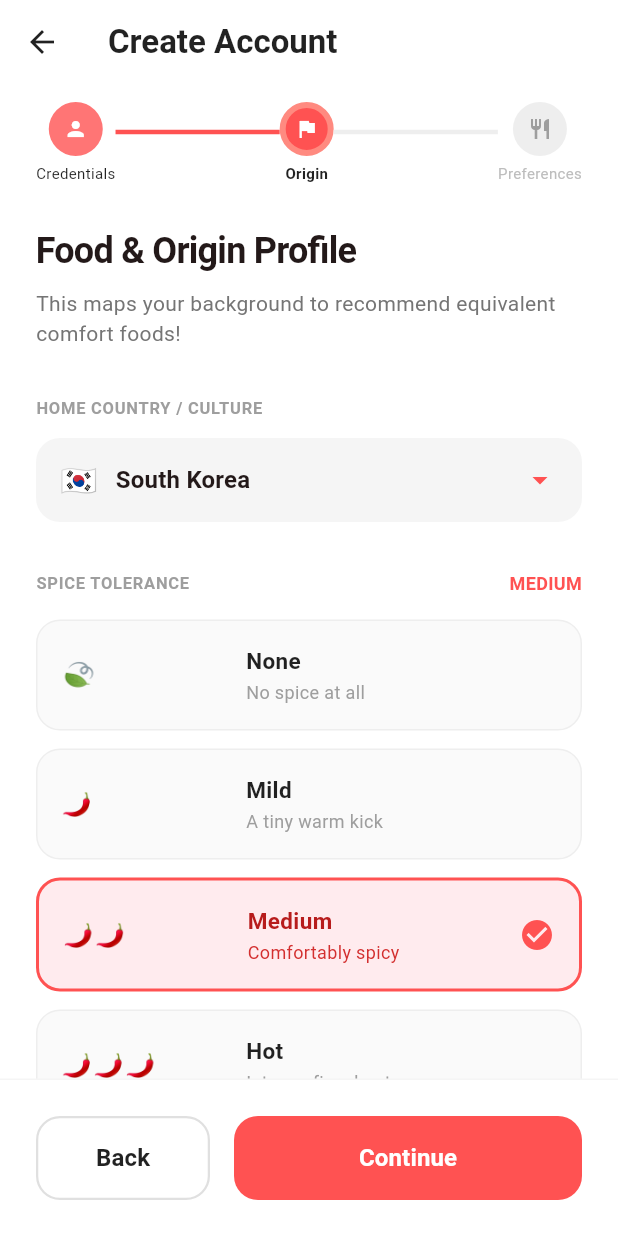
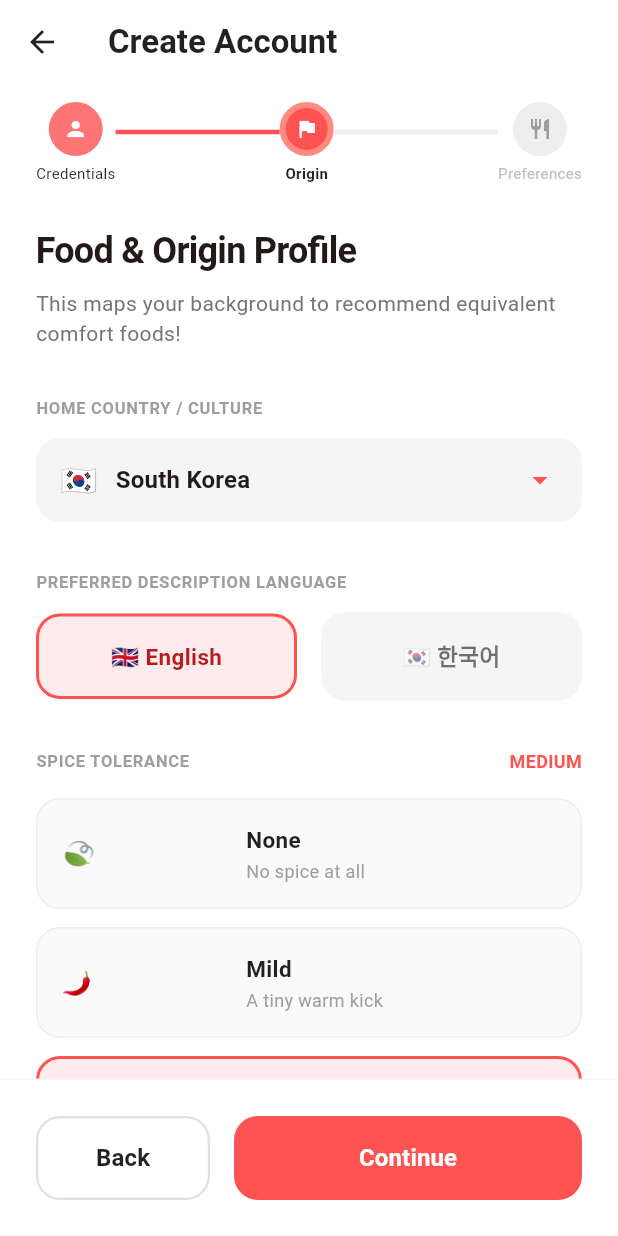
Before and after one commit to Enkhbayar123/handong_eats, a Flutter app: the SignUpScreen screen opened directly, swiped to page 2, on a phone screen of 412 x 824 dp. Run offline on Flutter 3.47's test engine with Material 3 defaults, Android fonts, the phone set to English and light mode, and no system bars; our stand-ins replace cloud_firestore, firebase_core, google_generative_ai; accounts and stored records are empty; network calls fail.

Commit message:
feat: add preferred description language choice to sign-up and profile, customize Gemini food descriptions

```diff
--- a/lib/models/models.dart
+++ b/lib/models/models.dart
@@ -15,6 +15,7 @@ class UserModel {
   final String country;
   final String spiceTolerance;
   final List<String> preferredTastes;
+  final String preferredLanguage;
 
   UserModel({
     required this.uid,
@@ -29,6 +30,7 @@ class UserModel {
     this.country = 'South Korea',
     this.spiceTolerance = 'Medium',
     this.preferredTastes = const [],
+    this.preferredLanguage = 'English',
   });
 
   factory UserModel.fromFirestore(DocumentSnapshot doc) {
@@ -46,6 +48,7 @@ class UserModel {
       country: data['country'] ?? 'South Korea',
       spiceTolerance: data['spiceTolerance'] ?? 'Medium',
       preferredTastes: List<String>.from(data['preferredTastes'] ?? []),
+      preferredLanguage: data['preferredLanguage'] ?? 'English',
     );
   }
 
@@ -62,6 +65,7 @@ class UserModel {
       'country': country,
       'spiceTolerance': spiceTolerance,
       'preferredTastes': preferredTastes,
+      'preferredLanguage': preferredLanguage,
     };
   }
 }
--- a/lib/screens/dish_detail_screen.dart
+++ b/lib/screens/dish_detail_screen.dart
@@ -39,6 +39,7 @@ class _DishDetailScreenState extends State<DishDetailScreen> {
       final dietaryLabels = user?.dietaryLabels ?? [];
       final allergies = user?.allergies ?? [];
       final preferredTastes = user?.preferredTastes ?? [];
+      final preferredLanguage = user?.preferredLanguage ?? 'English';
 
       final dishName = widget.dish.name;
 
@@ -65,6 +66,11 @@ class _DishDetailScreenState extends State<DishDetailScreen> {
         prompt += ' The user prefers these flavor notes: ${preferredTastes.join(", ")}. '
             'Highlight how this dish matches or fits these favorite flavor profiles.';
       }
+
+      // Instruct Gemini to write the response strictly in the preferred language
+      prompt += ' The user\'s preferred language is "$preferredLanguage". '
+          'You MUST write the entire description, food comparison, warnings, and flavor notes in "$preferredLanguage" only. '
+          'If the preferred language is Korean, output exclusively in Korean. If the preferred language is English, output exclusively in English.';
 
       // Instruct Gemini to output raw, clean, highly readable plain text paragraphs only without any markdown formatting
       prompt += ' CRITICAL FORMATTING REQUIREMENT: Do NOT use any Markdown formatting, bold symbols (like asterisks like **), bullet points (- or *), headings (#), or list symbols. Return the response as raw, clean, highly readable plain text paragraphs only. Ensure no special formatting characters appear in the output.';
--- a/lib/screens/my_profile_screen.dart
+++ b/lib/screens/my_profile_screen.dart
@@ -32,6 +32,7 @@ class _MyProfileScreenState extends State<MyProfileScreen> {
     final preferredTastes = user?.preferredTastes.isNotEmpty == true
         ? user!.preferredTastes.join(", ")
         : "None";
+    final preferredLanguage = user?.preferredLanguage ?? "English";
 
     return Scaffold(
       backgroundColor: Colors.grey[50],
@@ -129,6 +130,16 @@ class _MyProfileScreenState extends State<MyProfileScreen> {
                     ),
                     title: const Text("Home Country", style: TextStyle(fontWeight: FontWeight.w600)),
                     subtitle: Text(country),
+                  ),
+                  const Divider(height: 1, indent: 60),
+                  ListTile(
+                    leading: Container(
+                      padding: const EdgeInsets.all(8),
+                      decoration: BoxDecoration(color: Colors.teal[50], shape: BoxShape.circle),
+                      child: const Icon(Icons.translate, color: Colors.teal, size: 20),
+                    ),
+                    title: const Text("Preferred Language", style: TextStyle(fontWeight: FontWeight.w600)),
+                    subtitle: Text(preferredLanguage),
                   ),
                   const Divider(height: 1, indent: 60),
                   ListTile(
--- a/lib/screens/signup_screen.dart
+++ b/lib/screens/signup_screen.dart
@@ -26,6 +26,7 @@ class _SignUpScreenState extends State<SignUpScreen> {
   // Step 2 Selection
   String _selectedCountry = 'South Korea';
   String _selectedSpiceTolerance = 'Medium';
+  String _selectedLanguage = 'English';
 
   final List<Map<String, String>> _countries = [
     {'name': 'South Korea', 'flag': '🇰🇷'},
@@ -117,6 +118,7 @@ class _SignUpScreenState extends State<SignUpScreen> {
       dietaryLabels: _selectedDietary,
       allergies: _selectedAllergies,
       preferredTastes: _selectedFlavors,
+      preferredLanguage: _selectedLanguage,
     );
 
     setState(() {
@@ -457,6 +459,78 @@ class _SignUpScreenState extends State<SignUpScreen> {
           ),
           const SizedBox(height: 32),
 
+          // Preferred Language Selector Cards
+          Text("PREFERRED DESCRIPTION LANGUAGE", style: TextStyle(fontSize: 11, fontWeight: FontWeight.bold, color: Colors.grey[500], letterSpacing: 0.5)),
+          const SizedBox(height: 12),
+          Row(
+            children: [
+              Expanded(
+                child: GestureDetector(
+                  onTap: () {
+                    setState(() {
+                      _selectedLanguage = 'English';
+                    });
+                  },
+                  child: AnimatedContainer(
+                    duration: const Duration(milliseconds: 200),
+                    padding: const EdgeInsets.symmetric(vertical: 16),
+                    decoration: BoxDecoration(
+                      color: _selectedLanguage == 'English' ? Colors.red[50] : Colors.grey[100],
+                      borderRadius: BorderRadius.circular(16),
+                      border: Border.all(
+                        color: _selectedLanguage == 'English' ? Colors.redAccent : Colors.transparent,
+                        width: 2.0,
+                      ),
+                    ),
+                    child: Center(
+                      child: Text(
+                        "🇬🇧 English",
+                        style: TextStyle(
+                          fontWeight: FontWeight.bold,
+                          fontSize: 15,
+                          color: _selectedLanguage == 'English' ? Colors.red[900] : Colors.black54,
+                        ),
+                      ),
+                    ),
+                  ),
+                ),
+              ),
+              const SizedBox(width: 16),
+              Expanded(
+                child: GestureDetector(
+                  onTap: () {
+                    setState(() {
+                      _selectedLanguage = 'Korean';
+                    });
+                  },
+                  child: AnimatedContainer(
+                    duration: const Duration(milliseconds: 200),
+                    padding: const EdgeInsets.symmetric(vertical: 16),
+                    decoration: BoxDecoration(
+                      color: _selectedLanguage == 'Korean' ? Colors.red[50] : Colors.grey[100],
+                      borderRadius: BorderRadius.circular(16),
+                      border: Border.all(
+                        color: _selectedLanguage == 'Korean' ? Colors.redAccent : Colors.transparent,
+                        width: 2.0,
+                      ),
+                    ),
+                    child: Center(
+                      child: Text(
+                        "🇰🇷 한국어",
+                        style: TextStyle(
+                          fontWeight: FontWeight.bold,
+                          fontSize: 15,
+                          color: _selectedLanguage == 'Korean' ? Colors.red[900] : Colors.black54,
+                        ),
+                      ),
+                    ),
+                  ),
+                ),
+              ),
+            ],
+          ),
+          const SizedBox(height: 32),
+
           // Spice Meter Selector
           Row(
             mainAxisAlignment: MainAxisAlignment.spaceBetween,
--- a/lib/services/auth_service.dart
+++ b/lib/services/auth_service.dart
@@ -60,6 +60,7 @@ class AuthService {
     required List<String> dietaryLabels,
     required List<String> allergies,
     required List<String> preferredTastes,
+    required String preferredLanguage,
   }) async {
     try {
       final uid = 'user_${DateTime.now().millisecondsSinceEpoch}';
@@ -76,6 +77,7 @@ class AuthService {
         country: country,
         spiceTolerance: spiceTolerance,
         preferredTastes: preferredTastes,
+        preferredLanguage: preferredLanguage,
       );
 
       // Save to Firestore users collection
```
